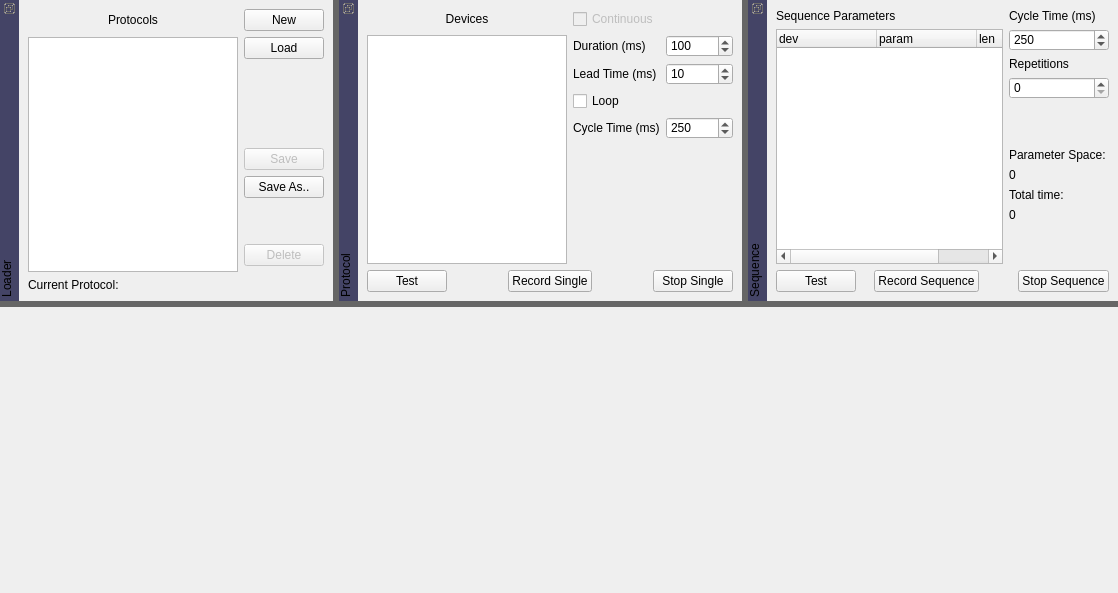
This is lib/modules/ProtocolRunner/ProtocolRunnerTemplate.ui in acq4/acq4 as Qt 5 draws it before an edit. The edited form follows.
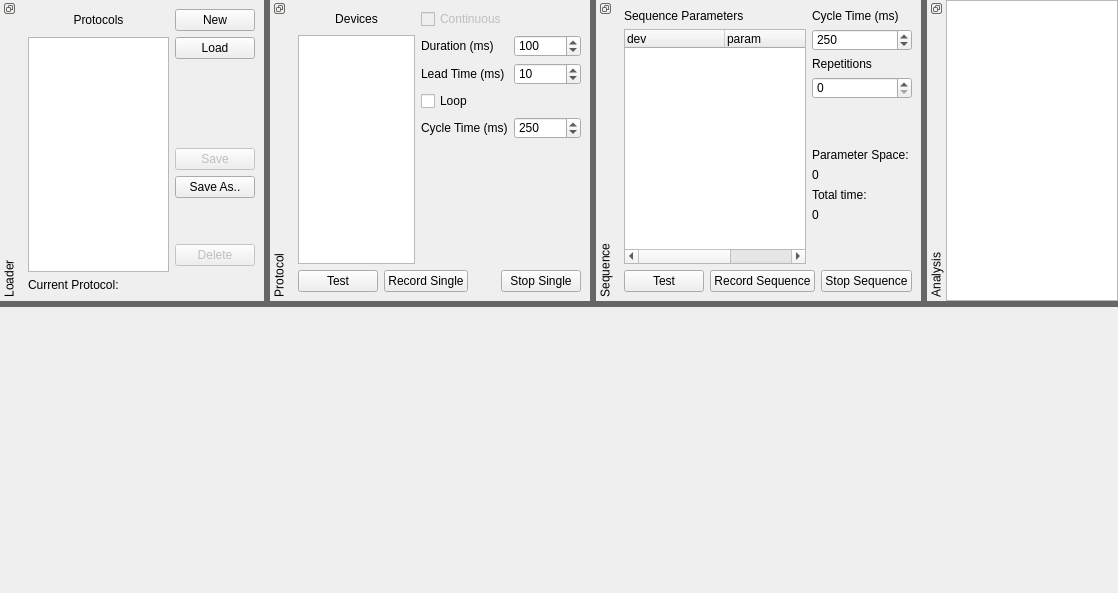
This is the edited form. Custom widgets are drawn as their Qt base class.

What changed in the file:
```diff
--- a/lib/modules/ProtocolRunner/ProtocolRunnerTemplate.ui
+++ b/lib/modules/ProtocolRunner/ProtocolRunnerTemplate.ui
@@ -14,7 +14,7 @@
    <string>Protocol Runner</string>
   </property>
   <property name="styleSheet">
-   <string notr="true">QDockWidget::title { background-color: #446;}
+   <string notr="true">/*QDockWidget::title { background-color: #446;}*/
 QSplitter::handle {background-color: #666}
 QMainWindow::separator {background-color: #666}</string>
   </property>
@@ -577,6 +577,30 @@
     </layout>
    </widget>
   </widget>
+  <widget class="QDockWidget" name="dockWidget">
+   <property name="features">
+    <set>QDockWidget::DockWidgetFloatable|QDockWidget::DockWidgetMovable|QDockWidget::DockWidgetVerticalTitleBar</set>
+   </property>
+   <property name="windowTitle">
+    <string>Analysis</string>
+   </property>
+   <attribute name="dockWidgetArea">
+    <number>4</number>
+   </attribute>
+   <widget class="QWidget" name="dockWidgetContents_2">
+    <layout class="QHBoxLayout" name="horizontalLayout_4">
+     <property name="spacing">
+      <number>0</number>
+     </property>
+     <property name="margin">
+      <number>0</number>
+     </property>
+     <item>
+      <widget class="QListWidget" name="analysisModuleList"/>
+     </item>
+    </layout>
+   </widget>
+  </widget>
  </widget>
  <customwidgets>
   <customwidget>
```
